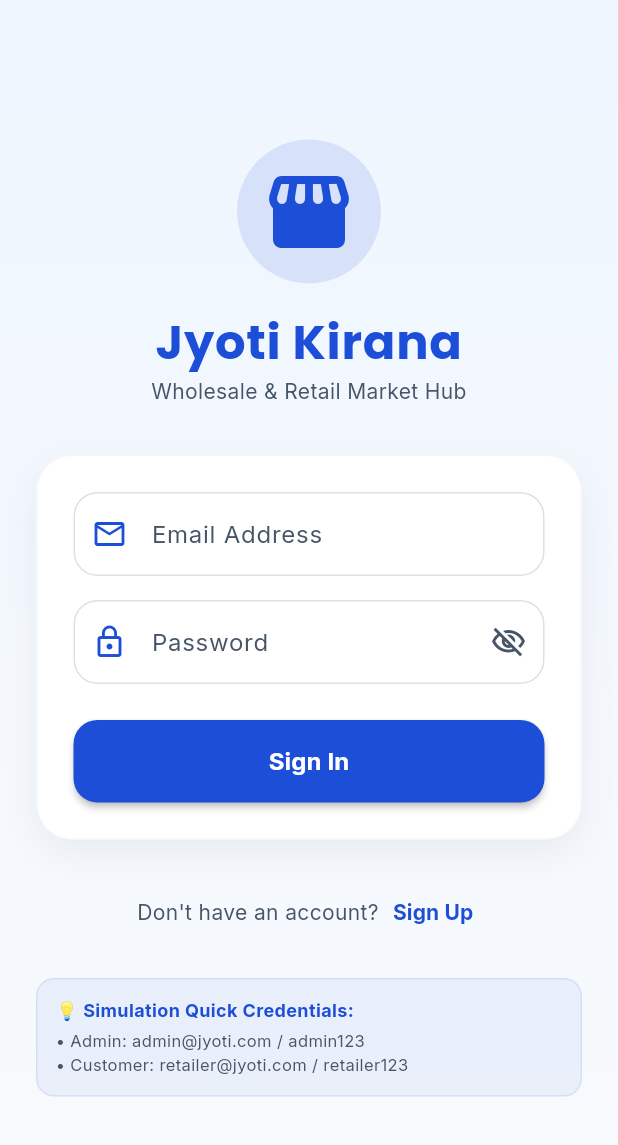
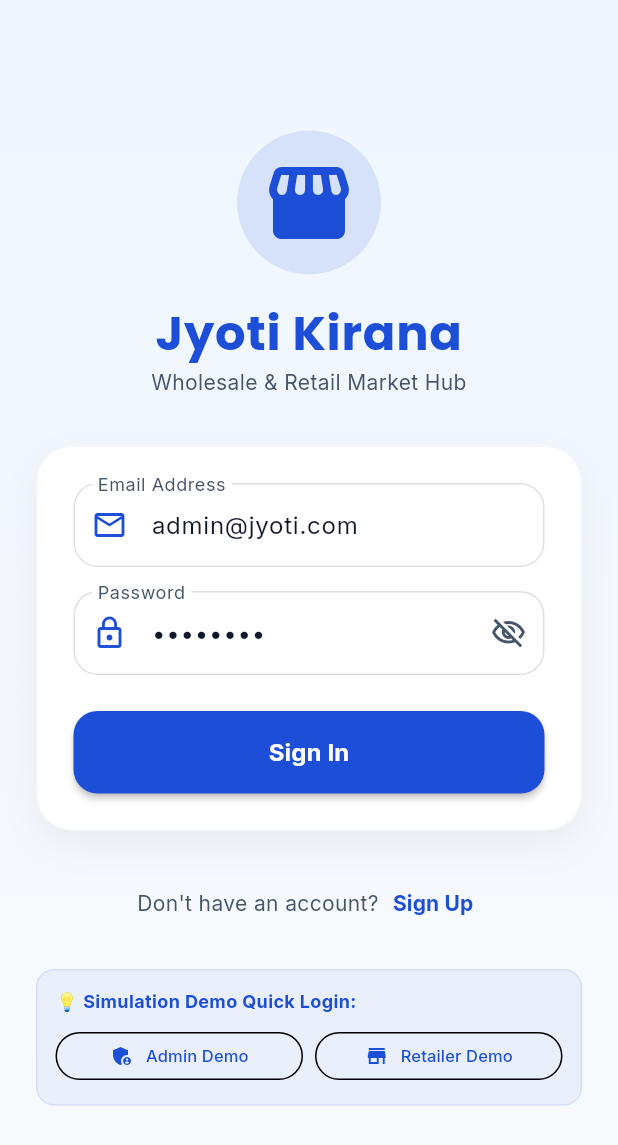
Before and after one commit to 10Niranjan/Jyoti-Traders, a Flutter app: the screen it shows after launch, on a phone screen of 412 x 824 dp. Shown: the top 1145 px of the screen. Run offline on Flutter 3.47's test engine with Material 3 defaults, Android fonts, the phone set to English and light mode, and no system bars; drawn by our look-alikes of flutter_animate; our stand-ins replace badges, cached_network_image, carousel_slider, cloud_firestore, dio, equatable and 13 more; accounts and stored records are empty.

Commit message:
chore: add local dev quick-login and dummy Firebase config for Android builds
Adds a dummy google-services.json (placeholder API key/project id) so
the Android build doesn't fail on a missing file before a real Firebase
project is configured, teaches isFirebasePlaceholder() to recognize it
so the app still runs in Hive-simulation mode, a kotlin.incremental=false
gradle tweak, and Admin/Retailer quick-login demo buttons on the auth
screen for faster local testing.

Co-Authored-By: Claude Sonnet 5 <noreply@anthropic.com>

```diff
--- a/lib/core/network/firebase_mode.dart
+++ b/lib/core/network/firebase_mode.dart
@@ -9,5 +9,7 @@ import 'package:firebase_core/firebase_core.dart';
 /// project is wired up.
 bool isFirebasePlaceholder(FirebaseApp app) {
   return app.options.projectId == 'jyoti-kirana-placeholder' ||
-      app.options.apiKey.contains('YOUR-');
+      app.options.projectId == 'jyoti-kirana-demo' ||
+      app.options.apiKey.contains('YOUR-') ||
+      app.options.apiKey.contains('DummyKey');
 }
--- a/lib/features/auth/screens/auth_screen.dart
+++ b/lib/features/auth/screens/auth_screen.dart
@@ -28,6 +28,13 @@ class _AuthScreenState extends ConsumerState<AuthScreen> {
   final _businessNameController = TextEditingController();
 
   UserRole _selectedRole = UserRole.customer;
+
+  @override
+  void initState() {
+    super.initState();
+    _emailController.text = 'admin@jyoti.com';
+    _passwordController.text = 'admin123';
+  }
 
   @override
   void dispose() {
@@ -371,20 +378,54 @@ class _AuthScreenState extends ConsumerState<AuthScreen> {
                           crossAxisAlignment: CrossAxisAlignment.start,
                           children: [
                             Text(
-                              '💡 Simulation Quick Credentials:',
+                              '💡 Simulation Demo Quick Login:',
                               style: GoogleFonts.inter(
                                 fontSize: 12,
                                 fontWeight: FontWeight.bold,
                                 color: AppColors.primary,
                               ),
                             ),
-                            const SizedBox(height: 4),
-                            Text(
-                              '• Admin: admin@jyoti.com / admin123\n• Customer: retailer@jyoti.com / retailer123',
-                              style: GoogleFonts.inter(
-                                fontSize: 11,
-                                color: isDark ? AppColors.textSecondaryDark : AppColors.textSecondaryLight,
-                              ),
+                            const SizedBox(height: 8),
+                            Row(
+                              children: [
+                                Expanded(
+                                  child: OutlinedButton.icon(
+                                    onPressed: () {
+                                      setState(() {
+                                        _isLogin = true;
+                                        _emailController.text = 'admin@jyoti.com';
+                                        _passwordController.text = 'admin123';
+                                      });
+                                      _submit();
+                                    },
+                                    icon: const Icon(Icons.admin_panel_settings, size: 16),
+                                    label: const Text('Admin Demo', style: TextStyle(fontSize: 11)),
+                                    style: OutlinedButton.styleFrom(
+                                      visualDensity: VisualDensity.compact,
+                                      padding: const EdgeInsets.symmetric(horizontal: 8, vertical: 4),
+                                    ),
+                                  ),
+                                ),
+                                const SizedBox(width: 8),
+                                Expanded(
+                                  child: OutlinedButton.icon(
+                                    onPressed: () {
+                                      setState(() {
+                                        _isLogin = true;
+                                        _emailController.text = 'retailer@jyoti.com';
+                                        _passwordController.text = 'retailer123';
+                                      });
+                                      _submit();
+                                    },
+                                    icon: const Icon(Icons.store, size: 16),
+                                    label: const Text('Retailer Demo', style: TextStyle(fontSize: 11)),
+                                    style: OutlinedButton.styleFrom(
+                                      visualDensity: VisualDensity.compact,
+                                      padding: const EdgeInsets.symmetric(horizontal: 8, vertical: 4),
+                                    ),
+                                  ),
+                                ),
+                              ],
                             ),
                           ],
                         ),
```
Also changed, not shown: 2 other files.
